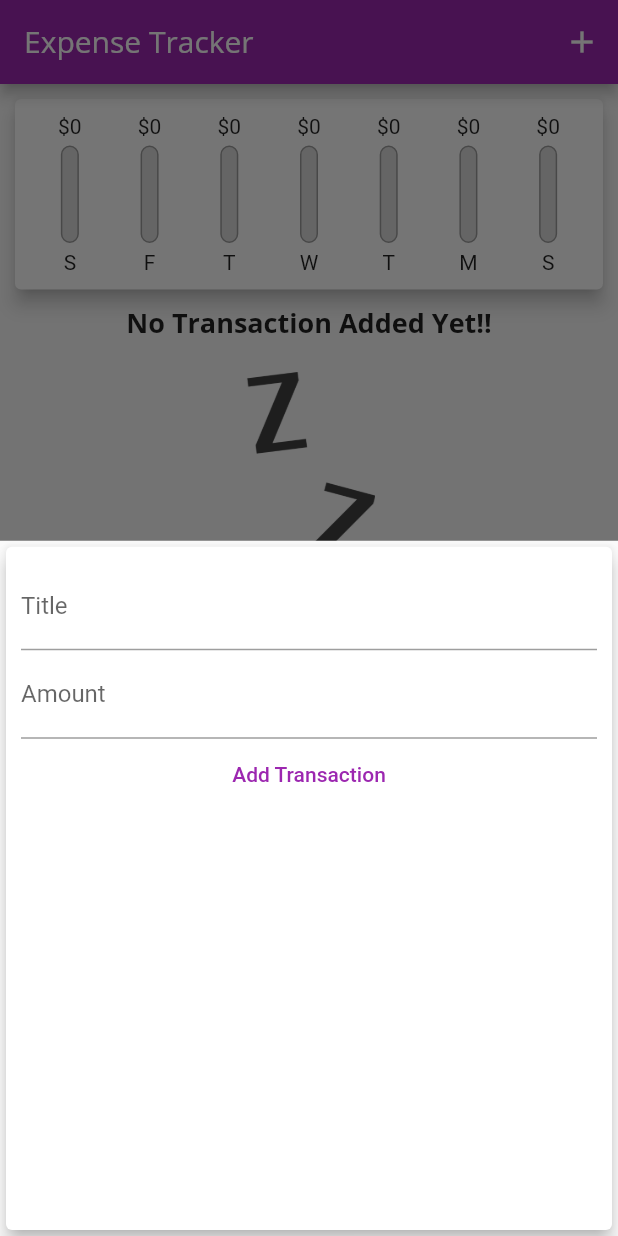
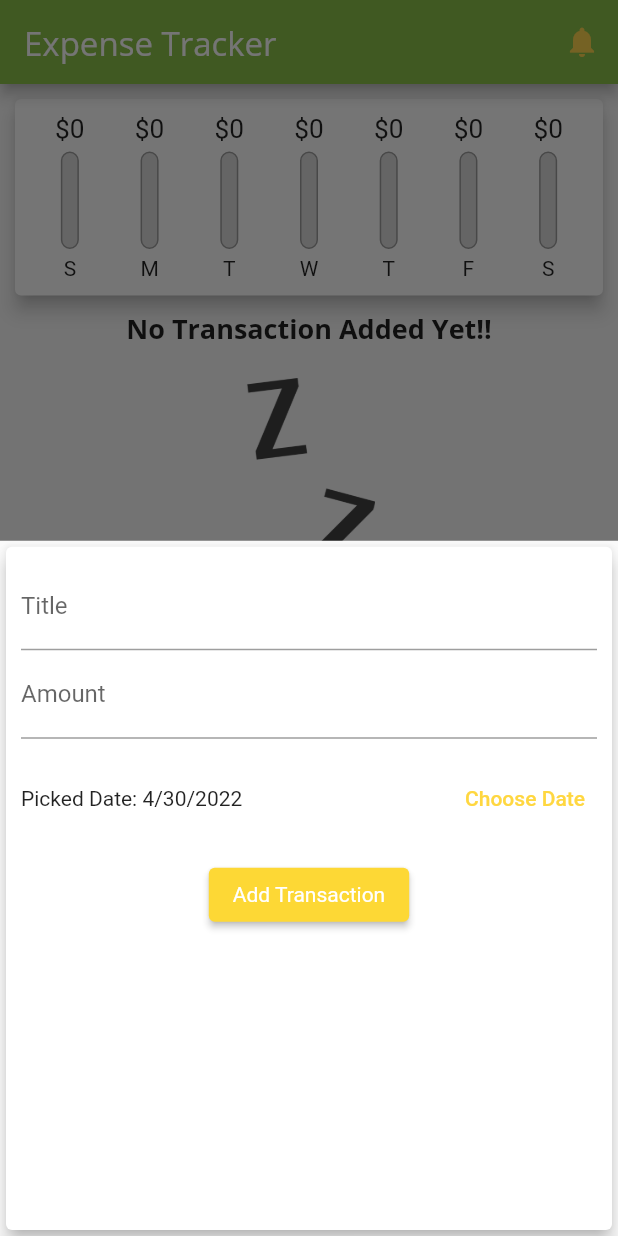
Before and after one commit to Dhruvilshah00/Personal-Expense-Planner, a Flutter app: the screen it shows after launch, after a tap on the "add" icon, on a phone screen of 412 x 824 dp. Run offline on Flutter 3.47's test engine with Material 2 defaults, Android fonts, the phone set to English and light mode, and no system bars.

Commit message:
Delete transaction option Added

```diff
--- a/lib/main.dart
+++ b/lib/main.dart
@@ -18,15 +18,21 @@ class MyApp extends StatelessWidget {
       debugShowCheckedModeBanner: false,
       title: 'Expense Tracker',
       theme: ThemeData(
-        primarySwatch: Colors.purple,
-        // accentColor: Colors.amberAccent,
+        primarySwatch: Colors.lightGreen,
+        accentColor: Colors.amberAccent,
+        errorColor: Colors.red,
         fontFamily: 'QuickSand',
         textTheme: ThemeData.light().textTheme.copyWith(
               bodyText1: TextStyle(
-                fontFamily: 'OpenSans',
-                fontSize: 18,
-                fontWeight: FontWeight.bold,
+                fontFamily: 'QuickSand',
+                fontSize: 17,
+                fontWeight: FontWeight.w400,
               ),
+          headline6: TextStyle(
+            fontFamily: 'OpenSans',
+            fontSize: 18,
+            fontWeight: FontWeight.bold,
+          ),
             ),
         appBarTheme: AppBarTheme(
           titleTextStyle: TextStyle(
@@ -70,12 +76,12 @@ class _MyHomePageState extends State<MyHomePage> {
     }).toList();
   }
 
-  void _addNewTransaction(String txtitle, double txamount) {
+  void _addNewTransaction(String txtitle, double txamount, DateTime chosenDate) {
     final newTx = Transaction(
       id: DateTime.now().toString(),
       title: txtitle,
       amount: txamount,
-      date: DateTime.now(),
+      date: chosenDate,
     );
 
     setState(() {
@@ -92,6 +98,12 @@ class _MyHomePageState extends State<MyHomePage> {
     );
   }
 
+  void _deleteTransaction(String id) {
+    setState(() {
+      _usertransaction.removeWhere((tx) => tx.id == id);
+    });
+  }
+
   @override
   Widget build(BuildContext context) {
     return Scaffold(
@@ -100,12 +112,17 @@ class _MyHomePageState extends State<MyHomePage> {
           'Expense Tracker',
           style: TextStyle(
             fontFamily: 'OpenSans',
+            fontSize: 22,
           ),
         ),
         actions: <Widget>[
           IconButton(
-            onPressed: () => _startAddNewTransaction(context),
-            icon: Icon(Icons.add),
+            // onPressed: () => _startAddNewTransaction(context),
+            onPressed: () {},
+            icon: Icon(
+            Icons.notifications,
+            color: Colors.amber[300],
+            ),
           )
         ],
       ),
@@ -115,7 +132,7 @@ class _MyHomePageState extends State<MyHomePage> {
           crossAxisAlignment: CrossAxisAlignment.stretch,
           children: <Widget>[
             Chart(_recentTransaction),
-            TransactionList(_usertransaction),
+            TransactionList(_usertransaction, _deleteTransaction),
           ],
         ),
       ),
--- a/lib/widgets/chart.dart
+++ b/lib/widgets/chart.dart
@@ -36,7 +36,7 @@ class Chart extends StatelessWidget {
         'day' : DateFormat.E().format(weekDay).substring(0, 1),
         'amount' : totalSum,
       };
-    });
+    }).reversed.toList();
   }
 
 
--- a/lib/widgets/chart_bar.dart
+++ b/lib/widgets/chart_bar.dart
@@ -14,7 +14,14 @@ class ChartBar extends StatelessWidget {
   Widget build(BuildContext context) {
     return Column(
       children: <Widget>[
-        FittedBox(child: Text('\$${spendingAmount.toStringAsFixed(0)}')),
+        Container(
+          height: 20,
+            child: FittedBox(
+                child: Text(
+                    '\$${spendingAmount.toStringAsFixed(0)}',
+                ),
+            ),
+        ),
         SizedBox(height: 5,),
         Container(
           height: 65,
--- a/lib/widgets/new_transaction.dart
+++ b/lib/widgets/new_transaction.dart
@@ -1,4 +1,5 @@
 import 'package:flutter/material.dart';
+import 'package:intl/intl.dart';
 
 class NewTransaction extends StatefulWidget {
   // const NewTransaction({Key? key}) : super(key: key);
@@ -14,26 +15,49 @@ class NewTransaction extends StatefulWidget {
 
 class _NewTransactionState extends State<NewTransaction> {
 
-  void submitData() {
+  final _titlecontroller = TextEditingController();
+  final _amountcontroller = TextEditingController();
+  // late DateTime _selectedDate;
+  DateTime _selectedDate = DateTime.now();
 
-    final enteredTitle = titlecontroller.text;
-    final enteredAmount = double.parse(amountcontroller.text);
+  void _submitData() {
+    if (_amountcontroller.text.isEmpty) {
+      return;
+    }
+    final enteredTitle = _titlecontroller.text;
+    final enteredAmount = double.parse(_amountcontroller.text);
 
-    if(enteredTitle.isEmpty || enteredAmount <= 0){
+    if(enteredTitle.isEmpty || enteredAmount <= 0 || _selectedDate == null){
       return;
     }
 
     widget.addTx(
-        enteredTitle,
-        enteredAmount,
+      enteredTitle,
+      enteredAmount,
+      _selectedDate,
     );
 
     Navigator.of(context).pop();
   }
 
+  void _presentDatePicker() {
+    showDatePicker(
+        context: context,
+        initialDate: DateTime.now(),
+        firstDate: DateTime(2022),
+        lastDate: DateTime.now(),
+    ).then((pickedDate) {
+      if (pickedDate == null) {
+        return;
+      }
 
-  final titlecontroller = TextEditingController();
-  final amountcontroller = TextEditingController();
+      setState(() {
+        _selectedDate = pickedDate;
+      });
+    });
+  }
+
+
 
   @override
   Widget build(BuildContext context) {
@@ -45,21 +69,49 @@ class _NewTransactionState extends State<NewTransaction> {
           children: <Widget>[
             TextField(
               decoration: InputDecoration(labelText: 'Title'),
-              controller: titlecontroller,
-              onSubmitted: (_) => submitData(),
+              controller: _titlecontroller,
+              onSubmitted: (_) => _submitData(),
             ),
             TextField(
               decoration: InputDecoration(labelText: 'Amount' ),
-              controller: amountcontroller,
+              controller: _amountcontroller,
               keyboardType: TextInputType.number,
-              onSubmitted: (_) => submitData(),
+              onSubmitted: (_) => _submitData(),
             ),
-            TextButton(
-              child: Text('Add Transaction'),
+            Container(
+              height: 80,
+              child: Row(
+                children: [
+                  Expanded(
+                    child: Text(_selectedDate == DateTime.parse('0000-00-00')
+                        ? 'No Date Chosen'
+                        : 'Picked Date: ${DateFormat.yMd().format(_selectedDate)}'),
+                  ),
+                  TextButton(
+                    onPressed: _presentDatePicker,
+                    child: Text(
+                        'Choose Date',
+                      style: TextStyle(
+                        color: Theme.of(context).accentColor,
+                      ),
+                    ),
+                  ),
+                ],
+              ),
+            ),
+            ElevatedButton(
+              child: Text(
+                  'Add Transaction',
+                style: TextStyle(
+                  fontWeight: FontWeight.w400,
+                  color: Colors.white,
+                ),
+              ),
               style: TextButton.styleFrom(
-                primary: Colors.purple,
+                backgroundColor: Colors.yellow[600],
+                // primary: Colors.yellow,
               ),
-              onPressed: submitData,
+              onPressed: _submitData,
             ),
           ],
         ),
```
Also changed, not shown: lib/widgets/transaction_list.dart (+31 -36 lines).
